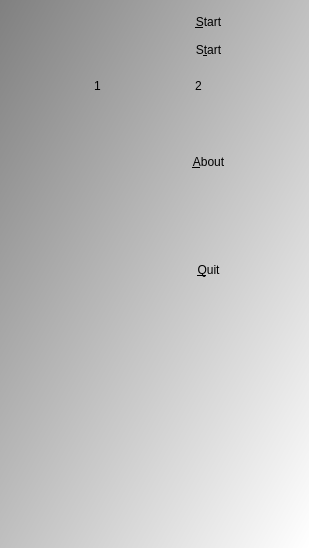
Old version of the form Games/GameTicTacToe/qttictactoemenudialog.ui in the repository richelbilderbeek/ProjectRichelBilderbeek.
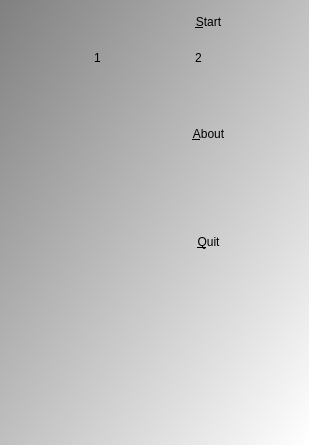
New version of the form. Icons and pictures are not drawn.

```diff
--- a/Games/GameTicTacToe/qttictactoemenudialog.ui
+++ b/Games/GameTicTacToe/qttictactoemenudialog.ui
@@ -7,7 +7,7 @@
     <x>0</x>
     <y>0</y>
     <width>309</width>
-    <height>548</height>
+    <height>445</height>
    </rect>
   </property>
   <property name="minimumSize">
@@ -34,38 +34,9 @@
 QLabel { font: 48px &quot;Courier New&quot;, courier, monospace }</string>
   </property>
   <layout class="QFormLayout" name="formLayout">
-   <item row="7" column="1">
-    <widget class="QPushButton" name="button_about">
-     <property name="sizePolicy">
-      <sizepolicy hsizetype="Minimum" vsizetype="Preferred">
-       <horstretch>0</horstretch>
-       <verstretch>0</verstretch>
-      </sizepolicy>
-     </property>
-     <property name="text">
-      <string>&amp;About</string>
-     </property>
-     <property name="flat">
-      <bool>true</bool>
-     </property>
-    </widget>
-   </item>
-   <item row="9" column="1">
-    <widget class="QPushButton" name="button_quit">
-     <property name="sizePolicy">
-      <sizepolicy hsizetype="Minimum" vsizetype="Preferred">
-       <horstretch>0</horstretch>
-       <verstretch>0</verstretch>
-      </sizepolicy>
-     </property>
-     <property name="text">
-      <string>&amp;Quit</string>
-     </property>
-     <property name="flat">
-      <bool>true</bool>
-     </property>
-    </widget>
-   </item>
+   <property name="fieldGrowthPolicy">
+    <enum>QFormLayout::AllNonFixedFieldsGrow</enum>
+   </property>
    <item row="1" column="0">
     <widget class="QLabel" name="label">
      <property name="text">
@@ -76,55 +47,26 @@
      </property>
     </widget>
    </item>
-   <item row="9" column="0">
-    <widget class="QLabel" name="label_4">
-     <property name="minimumSize">
-      <size>
-       <width>102</width>
-       <height>102</height>
-      </size>
+   <item row="1" column="1">
+    <widget class="QPushButton" name="button_start">
+     <property name="sizePolicy">
+      <sizepolicy hsizetype="Minimum" vsizetype="Preferred">
+       <horstretch>0</horstretch>
+       <verstretch>0</verstretch>
+      </sizepolicy>
      </property>
      <property name="text">
-      <string/>
+      <string>&amp;Start</string>
      </property>
-     <property name="pixmap">
-      <pixmap resource="GameTicTacToe.qrc">:/images/GameTicTacToeX.png</pixmap>
-     </property>
-     <property name="scaledContents">
+     <property name="default">
       <bool>true</bool>
      </property>
-    </widget>
-   </item>
-   <item row="7" column="0">
-    <widget class="QLabel" name="label_3">
-     <property name="minimumSize">
-      <size>
-       <width>102</width>
-       <height>102</height>
-      </size>
-     </property>
-     <property name="text">
-      <string/>
-     </property>
-     <property name="pixmap">
-      <pixmap resource="GameTicTacToe.qrc">:/images/R.png</pixmap>
-     </property>
-     <property name="scaledContents">
+     <property name="flat">
       <bool>true</bool>
      </property>
     </widget>
    </item>
-   <item row="3" column="0">
-    <widget class="QLabel" name="label_2">
-     <property name="text">
-      <string/>
-     </property>
-     <property name="pixmap">
-      <pixmap resource="GameTicTacToe.qrc">:/images/GameTicTacToeRetro.png</pixmap>
-     </property>
-    </widget>
-   </item>
-   <item row="4" column="0" colspan="2">
+   <item row="3" column="0" colspan="2">
     <widget class="QWidget" name="widget" native="true">
      <layout class="QHBoxLayout" name="horizontalLayout">
       <item>
@@ -209,8 +151,27 @@
      </layout>
     </widget>
    </item>
-   <item row="1" column="1">
-    <widget class="QPushButton" name="button_start">
+   <item row="6" column="0">
+    <widget class="QLabel" name="label_3">
+     <property name="minimumSize">
+      <size>
+       <width>102</width>
+       <height>102</height>
+      </size>
+     </property>
+     <property name="text">
+      <string/>
+     </property>
+     <property name="pixmap">
+      <pixmap resource="GameTicTacToe.qrc">:/images/R.png</pixmap>
+     </property>
+     <property name="scaledContents">
+      <bool>true</bool>
+     </property>
+    </widget>
+   </item>
+   <item row="6" column="1">
+    <widget class="QPushButton" name="button_about">
      <property name="sizePolicy">
       <sizepolicy hsizetype="Minimum" vsizetype="Preferred">
        <horstretch>0</horstretch>
@@ -218,18 +179,34 @@
       </sizepolicy>
      </property>
      <property name="text">
-      <string>&amp;Start</string>
-     </property>
-     <property name="default">
-      <bool>true</bool>
+      <string>&amp;About</string>
      </property>
      <property name="flat">
       <bool>true</bool>
      </property>
     </widget>
    </item>
-   <item row="3" column="1">
-    <widget class="QPushButton" name="button_start_old_school">
+   <item row="8" column="0">
+    <widget class="QLabel" name="label_4">
+     <property name="minimumSize">
+      <size>
+       <width>102</width>
+       <height>102</height>
+      </size>
+     </property>
+     <property name="text">
+      <string/>
+     </property>
+     <property name="pixmap">
+      <pixmap resource="GameTicTacToe.qrc">:/images/GameTicTacToeX.png</pixmap>
+     </property>
+     <property name="scaledContents">
+      <bool>true</bool>
+     </property>
+    </widget>
+   </item>
+   <item row="8" column="1">
+    <widget class="QPushButton" name="button_quit">
      <property name="sizePolicy">
       <sizepolicy hsizetype="Minimum" vsizetype="Preferred">
        <horstretch>0</horstretch>
@@ -237,10 +214,7 @@
       </sizepolicy>
      </property>
      <property name="text">
-      <string>S&amp;tart</string>
-     </property>
-     <property name="default">
-      <bool>false</bool>
+      <string>&amp;Quit</string>
      </property>
      <property name="flat">
       <bool>true</bool>
```
